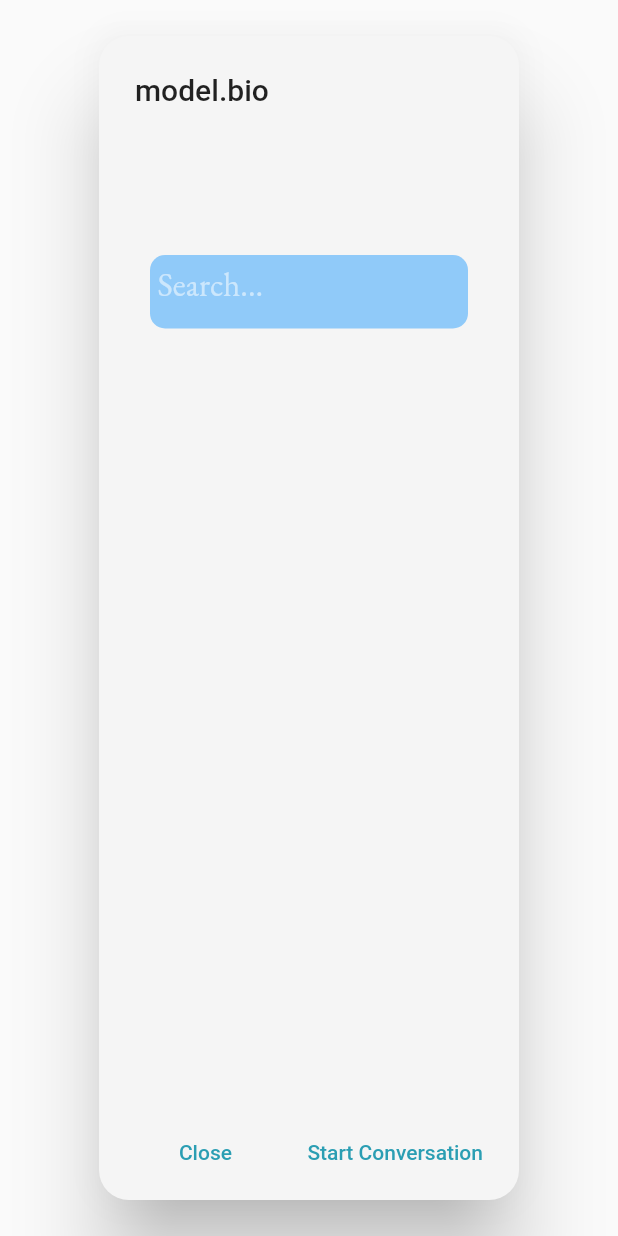
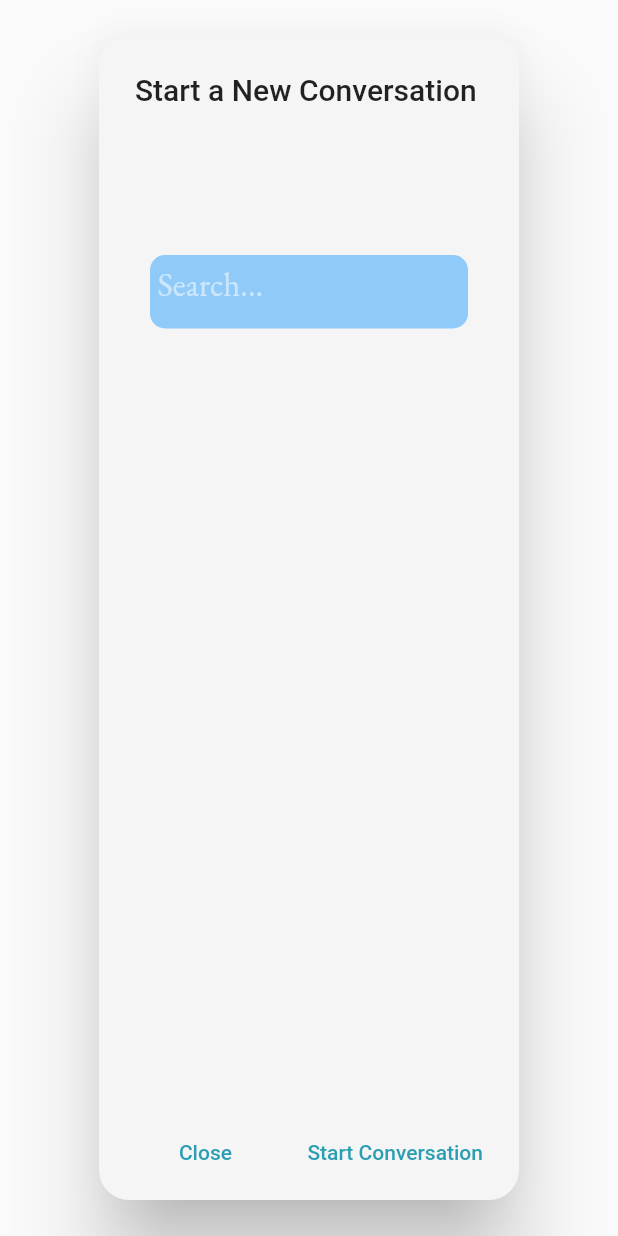
Before and after one commit to lukePetersen9/SLChat, a Flutter app: the StartANewConversationDialog widget shown alone on an empty page, opened directly with empty values, on a phone screen of 412 x 824 dp. Run offline on Flutter 3.47's test engine with Material 2 defaults, Android fonts, the phone set to English and light mode, and no system bars; our stand-ins replace cloud_firestore, firebase_auth, flutter_slidable, flutter_styled_toast, simple_animations; accounts and stored records are empty.

Commit message:
Bug Fix: Fixed Not being able to create a new conversation due to scoped model

```diff
--- a/lib/AlertDialogs/startANewConversationDialog.dart
+++ b/lib/AlertDialogs/startANewConversationDialog.dart
@@ -25,7 +25,7 @@ class StartANewConversationDialogState
         borderRadius: BorderRadius.circular(20),
       ),
       backgroundColor: Colors.grey[100],
-      title: Text('model.bio'),
+      title: Text('Start a New Conversation'),
       content: Flex(
         direction: Axis.vertical,
         children: <Widget>[
--- a/lib/Homepage/homepage.dart
+++ b/lib/Homepage/homepage.dart
@@ -88,14 +88,11 @@ class HomePageState extends State<HomePage> {
   }
 
   void _showDialog() {
+   var model = ScopedModel.of<UserModel>(context);
     showDialog(
       context: context,
       builder: (BuildContext context) {
-        return ScopedModelDescendant<UserModel>(
-          builder: (context, child, model) {
-            return StartANewConversationDialog(model.email);
-          },
-        );
+          return StartANewConversationDialog(model.email);
       },
     );
   }
```
